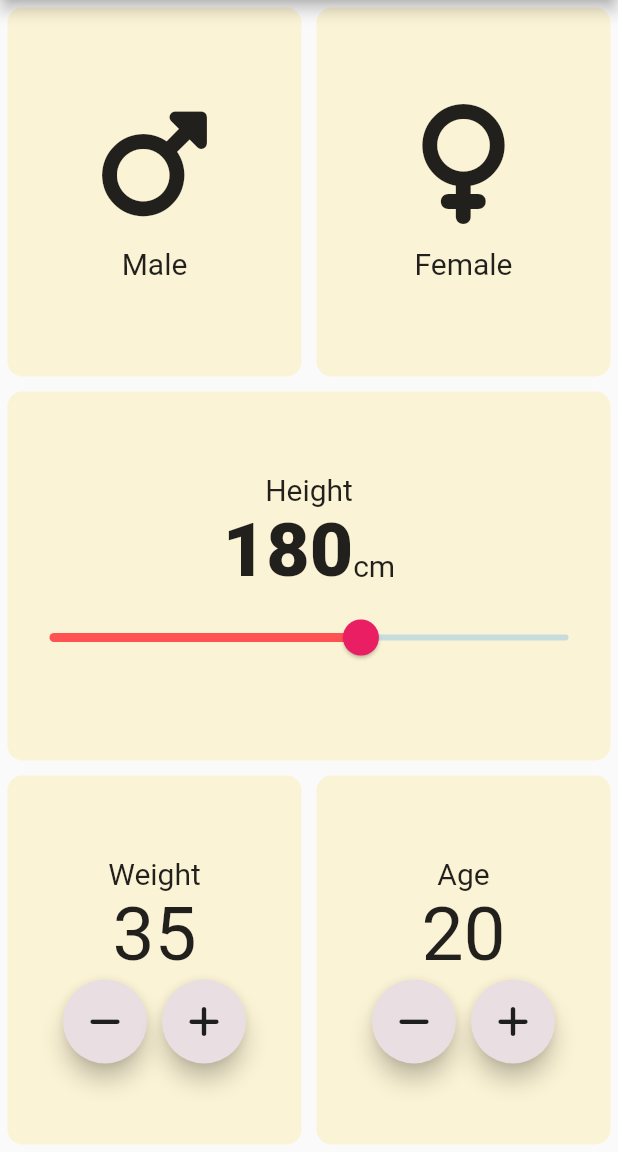
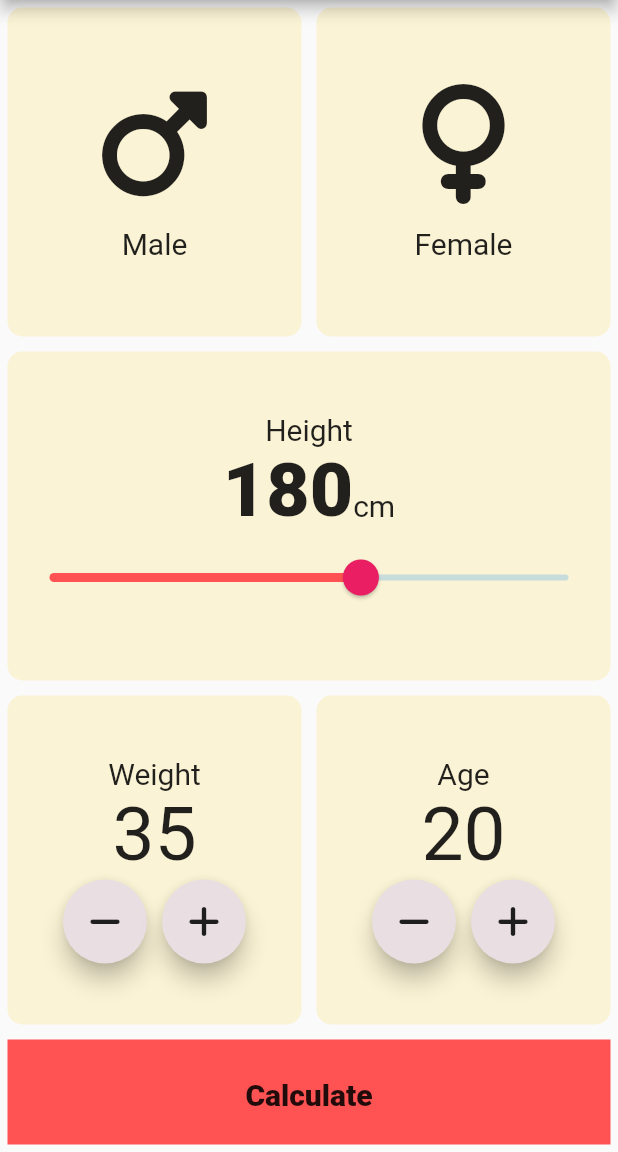
Before and after one commit to TECHMONSTER21/BMI_calculator, a Flutter app: the screen it shows after launch, on a phone screen of 412 x 824 dp, the part 84-1236 px from its top. Run offline on Flutter 3.47's test engine with Material 2 defaults, Android fonts, the phone set to English and light mode, and no system bars; our stand-ins replace font_awesome_flutter.

```diff
--- /dev/null
+++ b/lib/Calcuator.dart
@@ -0,0 +1,25 @@
+import 'dart:math';
+
+class Calculator{
+  Calculator({required this.height, required this.weight});
+  final int height;
+  final int weight;
+   late double _bmi;
+
+
+  double bmi_calc(){
+    _bmi=weight/pow(height/100, 2);
+    return _bmi;
+  }
+
+  String textresult(){
+    if(_bmi>=25){
+      return 'Overweight';
+    }else if(_bmi>18.5){
+      return 'Normal';
+    }else{
+      return 'Underweight';
+    }
+  }
+
+}
--- a/lib/input_page.dart
+++ b/lib/input_page.dart
@@ -2,8 +2,12 @@ import 'package:flutter/material.dart';
 import 'icon_content.dart';
 import 'package:font_awesome_flutter/font_awesome_flutter.dart';
 import 'constants.dart';
+import 'Results_Page.dart';
+import 'Calcuator.dart';
 
 class InputPage extends StatefulWidget {
+  const InputPage({super.key});
+
   @override
   _InputPageState createState() => _InputPageState();
 }
@@ -19,7 +23,7 @@ class _InputPageState extends State<InputPage> {
       appBar: AppBar(
         centerTitle: true,
         backgroundColor: Colors.purple,
-        title: Text('BMI CALCULATOR'),
+        title: const Text('BMI CALCULATOR'),
       ),
       body: Column(
         children: [
@@ -62,11 +66,11 @@ class _InputPageState extends State<InputPage> {
           ),
           Expanded(
             child: Reusablecard(
-              onpress: (){},
+              onpress: () {},
               childcard: Column(
                 mainAxisAlignment: MainAxisAlignment.center,
                 children: [
-                  Text(
+                  const Text(
                     'Height',
                     style: TextStyle(fontSize: 20.0),
                   ),
@@ -77,12 +81,12 @@ class _InputPageState extends State<InputPage> {
                     children: [
                       Text(
                         height.toString(),
-                        style: TextStyle(
+                        style: const TextStyle(
                           fontSize: 50.0,
                           fontWeight: FontWeight.w900,
                         ),
                       ),
-                      Text(
+                      const Text(
                         'cm',
                         style: TextStyle(fontSize: 20.0),
                       ),
@@ -91,9 +95,9 @@ class _InputPageState extends State<InputPage> {
                   SliderTheme(
                     data: SliderTheme.of(context).copyWith(
                       thumbShape:
-                      RoundSliderThumbShape(enabledThumbRadius: 12.0),
+                          const RoundSliderThumbShape(enabledThumbRadius: 12.0),
                       overlayShape:
-                      RoundSliderOverlayShape(overlayRadius: 28.0),
+                          const RoundSliderOverlayShape(overlayRadius: 28.0),
                       activeTrackColor: Colors.redAccent,
                       thumbColor: Colors.pink,
                     ),
@@ -119,37 +123,43 @@ class _InputPageState extends State<InputPage> {
               children: [
                 Expanded(
                   child: Reusablecard(
-                    onpress: (){},
+                    onpress: () {},
                     childcard: Column(
                       mainAxisAlignment: MainAxisAlignment.center,
                       children: [
-                        Text(
+                        const Text(
                           'Weight',
                           style: TextStyle(
                             fontSize: 20.0,
                           ),
                         ),
-                        SizedBox(
+                        const SizedBox(
                           width: 10.0,
                         ),
                         Text(
                           weight.toString(),
-                          style: TextStyle(fontSize: 50.0),
+                          style: const TextStyle(fontSize: 50.0),
                         ),
                         Row(
                           mainAxisAlignment: MainAxisAlignment.center,
                           children: [
-                            RoundIconButton(onPressed: (){
+                            RoundIconButton(
+                                onPressed: () {
                                   setState(() {
                                     weight--;
                                   });
-                            }, icon: FontAwesomeIcons.minus),
-                            SizedBox(width: 10.0,),
-                            RoundIconButton(onPressed: (){
+                                },
+                                icon: FontAwesomeIcons.minus),
+                            const SizedBox(
+                              width: 10.0,
+                            ),
+                            RoundIconButton(
+                                onPressed: () {
                                   setState(() {
                                     weight++;
                                   });
-                            }, icon: FontAwesomeIcons.plus)
+                                },
+                                icon: FontAwesomeIcons.plus)
                           ],
                         )
                       ],
@@ -159,38 +169,44 @@ class _InputPageState extends State<InputPage> {
                 ),
                 Expanded(
                     child: Reusablecard(
-                      onpress: (){},
+                  onpress: () {},
                   colour: inactivecardbackgroundtheme,
                   childcard: Column(
                     mainAxisAlignment: MainAxisAlignment.center,
                     children: [
-                          Text(
+                      const Text(
                         'Age',
                         style: TextStyle(
                           fontSize: 20.0,
                         ),
                       ),
-                          SizedBox(
+                      const SizedBox(
                         width: 10.0,
                       ),
                       Text(
                         age.toString(),
-                            style: TextStyle(fontSize: 50.0),
+                        style: const TextStyle(fontSize: 50.0),
                       ),
                       Row(
                         mainAxisAlignment: MainAxisAlignment.center,
                         children: [
-                              RoundIconButton(onPressed: (){
+                          RoundIconButton(
+                              onPressed: () {
                                 setState(() {
                                   age--;
                                 });
-                              }, icon: FontAwesomeIcons.minus),
-                              SizedBox(width: 10.0,),
-                              RoundIconButton(onPressed: (){
+                              },
+                              icon: FontAwesomeIcons.minus),
+                          const SizedBox(
+                            width: 10.0,
+                          ),
+                          RoundIconButton(
+                              onPressed: () {
                                 setState(() {
                                   age++;
                                 });
-                              }, icon: FontAwesomeIcons.plus)
+                              },
+                              icon: FontAwesomeIcons.plus)
                         ],
                       )
                     ],
@@ -199,6 +215,21 @@ class _InputPageState extends State<InputPage> {
               ],
             ),
           ),
+          GestureDetector(
+            onTap: () {
+              Calculator calc=Calculator(height: height, weight: weight);
+              Navigator.push(context,
+                  MaterialPageRoute(builder: (context) => ResultsPage(bmitext: calc.bmi_calc().toStringAsFixed(1), rangetext: calc.textresult(),)));
+            },
+            child: Container(
+              padding: const EdgeInsets.all(25.0),
+              margin: EdgeInsets.all(5.0),
+              width: double.infinity,
+              height: 70.0,
+              color: Colors.redAccent,
+              child: const Text('Calculate',textAlign: TextAlign.center,style: TextStyle(fontWeight: FontWeight.w900,fontSize: 20.0),),
+            ),
+          )
         ],
       ),
     );
@@ -209,18 +240,22 @@ class Reusablecard extends StatelessWidget {
   final Widget childcard;
   final Color colour;
   final VoidCallback onpress;
-  Reusablecard({required this.colour, required this.childcard, required this.onpress});
+  const Reusablecard(
+      {super.key,
+      required this.colour,
+      required this.childcard,
+      required this.onpress});
   @override
   Widget build(BuildContext context) {
     return GestureDetector(
       onTap: onpress,
       child: Container(
-        child: childcard,
-        margin: EdgeInsets.all(5.0),
+        margin: const EdgeInsets.all(5.0),
         decoration: BoxDecoration(
           color: colour,
           borderRadius: BorderRadius.circular(10.0),
         ),
+        child: childcard,
       ),
     );
   }
@@ -230,17 +265,18 @@ class RoundIconButton extends StatelessWidget {
   final VoidCallback onPressed;
   final IconData icon;
 
-  RoundIconButton({required this.onPressed, required this.icon});
+  const RoundIconButton(
+      {super.key, required this.onPressed, required this.icon});
 
   @override
   Widget build(BuildContext context) {
     return RawMaterialButton(
+      onPressed: onPressed,
+      fillColor: const Color(0XFFE9DEE1),
+      elevation: 6.0,
+      constraints: const BoxConstraints.tightFor(height: 56.0, width: 56.0),
+      shape: const CircleBorder(),
       child: Icon(icon),
-      onPressed: onPressed,
-      fillColor: Color(0XFFE9DEE1),
-      elevation: 6.0,
-      constraints: BoxConstraints.tightFor(height: 56.0, width: 56.0),
-      shape: CircleBorder(),
     );
   }
 }
```
Also changed, not shown: lib/Results_Page.dart (added, +77 -0 lines). Lines whose indentation alone changed are shown as unchanged.
